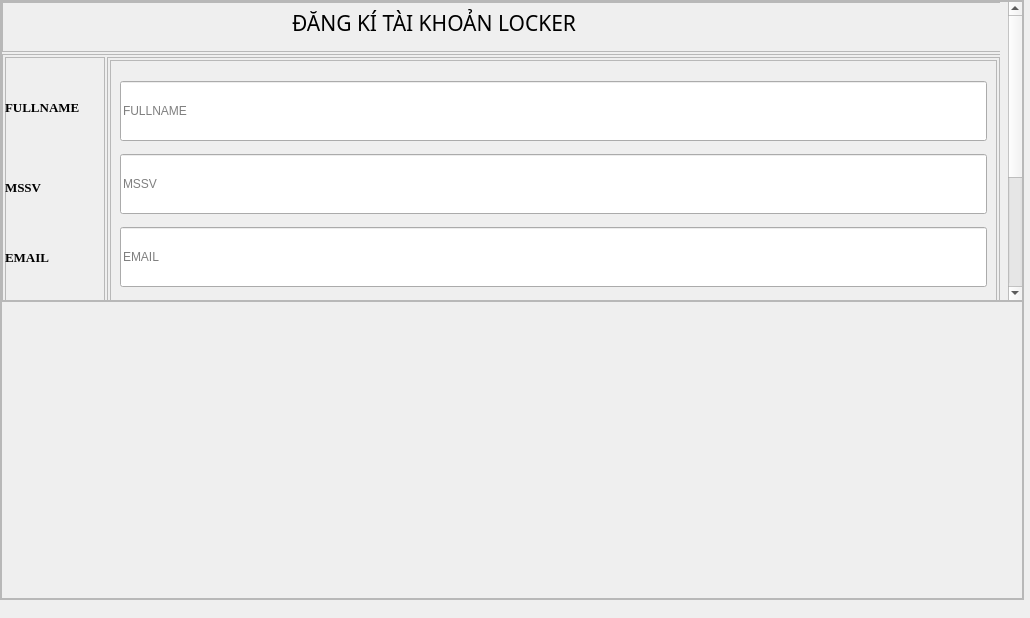
Qt form app/ui/test_keyboard.ui (DuongCa-204/SMART-LOCKER) before a commit.
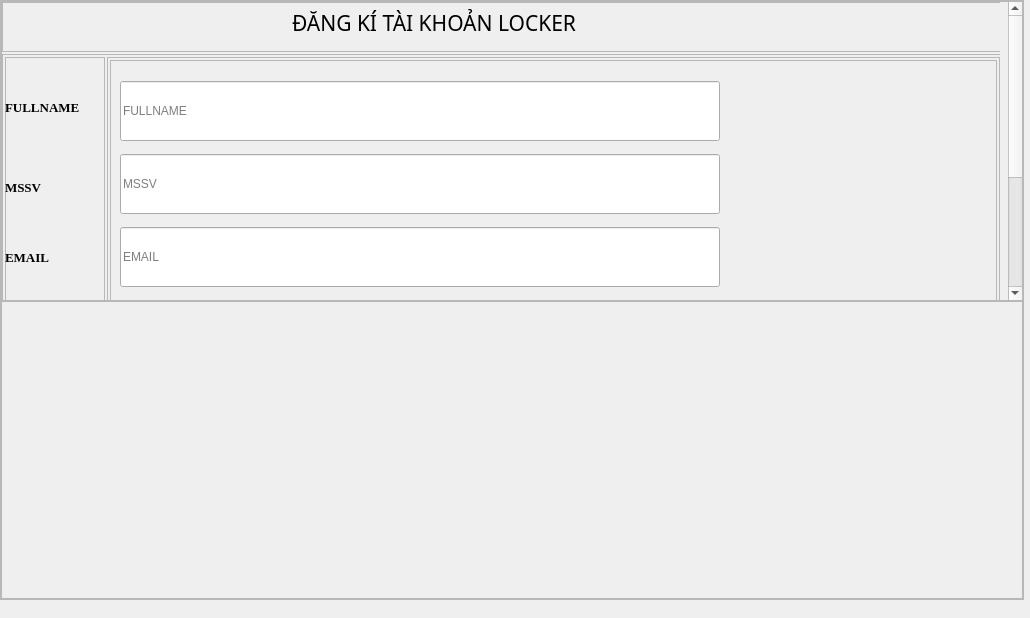
The same form after that commit. Custom widgets are drawn as their Qt base class.

Commit message: update login register and keyboard

Diff of the .ui file:
```diff
--- a/app/ui/test_keyboard.ui
+++ b/app/ui/test_keyboard.ui
@@ -78,7 +78,7 @@
         <property name="geometry">
          <rect>
           <x>0</x>
-          <y>-200</y>
+          <y>-89</y>
           <width>998</width>
           <height>498</height>
          </rect>
@@ -309,6 +309,12 @@
                        <height>60</height>
                       </size>
                      </property>
+                     <property name="maximumSize">
+                      <size>
+                       <width>600</width>
+                       <height>16777215</height>
+                      </size>
+                     </property>
                      <property name="placeholderText">
                       <string>FULLNAME</string>
                      </property>
@@ -322,6 +328,12 @@
                        <height>60</height>
                       </size>
                      </property>
+                     <property name="maximumSize">
+                      <size>
+                       <width>600</width>
+                       <height>16777215</height>
+                      </size>
+                     </property>
                      <property name="placeholderText">
                       <string>MSSV</string>
                      </property>
@@ -335,6 +347,12 @@
                        <height>60</height>
                       </size>
                      </property>
+                     <property name="maximumSize">
+                      <size>
+                       <width>600</width>
+                       <height>16777215</height>
+                      </size>
+                     </property>
                      <property name="placeholderText">
                       <string>EMAIL</string>
                      </property>
@@ -474,6 +492,14 @@
    </property>
   </widget>
  </widget>
+ <customwidgets>
+  <customwidget>
+   <class>TouchScrollArea</class>
+   <extends>QScrollArea</extends>
+   <header>app/widgets/touch_scroll_area.h</header>
+   <container>1</container>
+  </customwidget>
+ </customwidgets>
  <resources/>
  <connections/>
 </ui>
```
Left out of the diff: 8 changed lines with no effect on the pictures. The commit also changes 8 other files.
